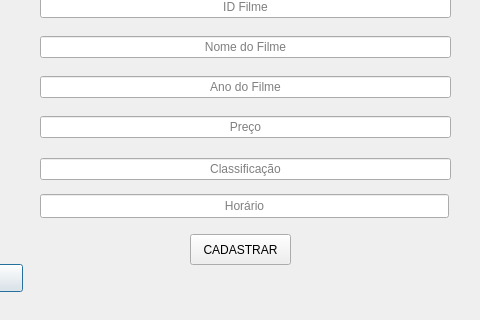
Above: TELA_DPS_CADASTRAR_FUNC.ui from Josmateussilva0110/PROJETO_POO before the change; both pictures show x 90 to 570 and y 186 to 506 of the 683 by 506 pixel window. Below: the same form after it.
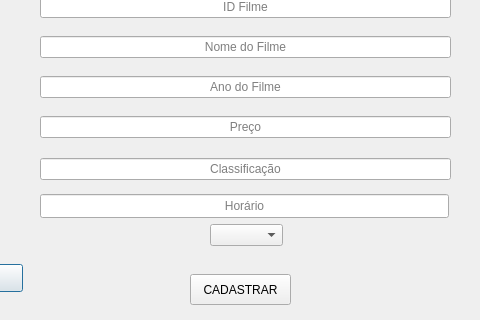
That is the form after the change.

```diff
--- a/TELA_DPS_CADASTRAR_FUNC.ui
+++ b/TELA_DPS_CADASTRAR_FUNC.ui
@@ -144,7 +144,7 @@
    <property name="geometry">
     <rect>
      <x>280</x>
-     <y>420</y>
+     <y>460</y>
      <width>101</width>
      <height>31</height>
     </rect>
@@ -191,6 +191,19 @@
     <string>Horário</string>
    </property>
   </widget>
+  <widget class="QComboBox" name="comboBox">
+   <property name="geometry">
+    <rect>
+     <x>300</x>
+     <y>410</y>
+     <width>73</width>
+     <height>22</height>
+    </rect>
+   </property>
+   <property name="currentText">
+    <string/>
+   </property>
+  </widget>
  </widget>
  <resources/>
  <connections/>
```
